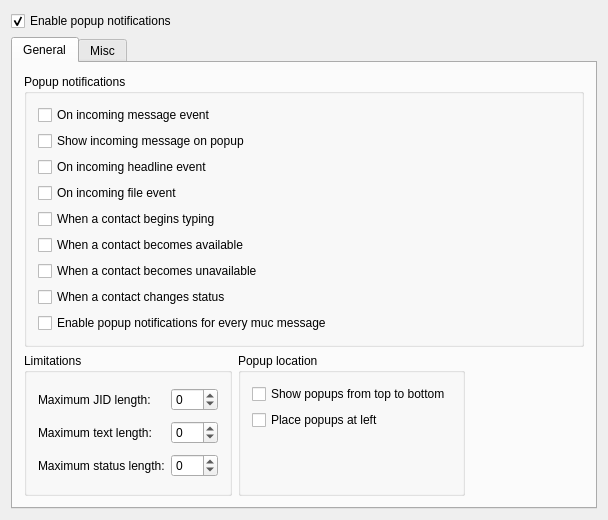
Before: the Qt Designer form src/options/opt_popups.ui in psi-plus/psi-plus-snapshots, drawn with Qt 5.
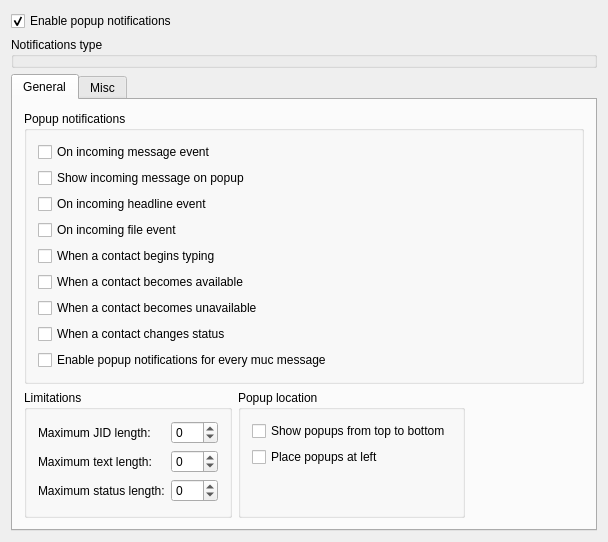
After: the same form once the commit is applied.

The edit to the form file:
```diff
--- a/src/options/opt_popups.ui
+++ b/src/options/opt_popups.ui
@@ -24,6 +24,13 @@
      </property>
     </widget>
    </item>
+   <item>
+    <widget class="QGroupBox" name="gb_type">
+     <property name="title">
+      <string>Notifications type</string>
+     </property>
+    </widget>
+   </item>
    <item>
     <widget class="QTabWidget" name="tabWidget">
      <property name="autoFillBackground">
```
Left out of the diff: 16 changed lines with no effect on the pictures.
